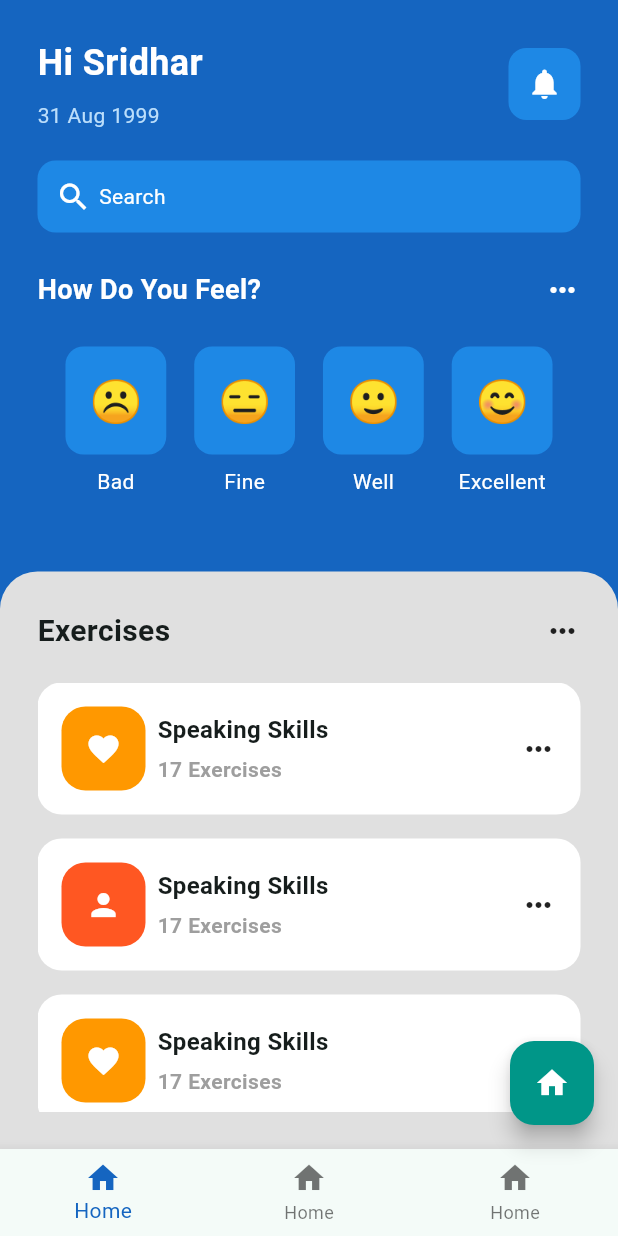
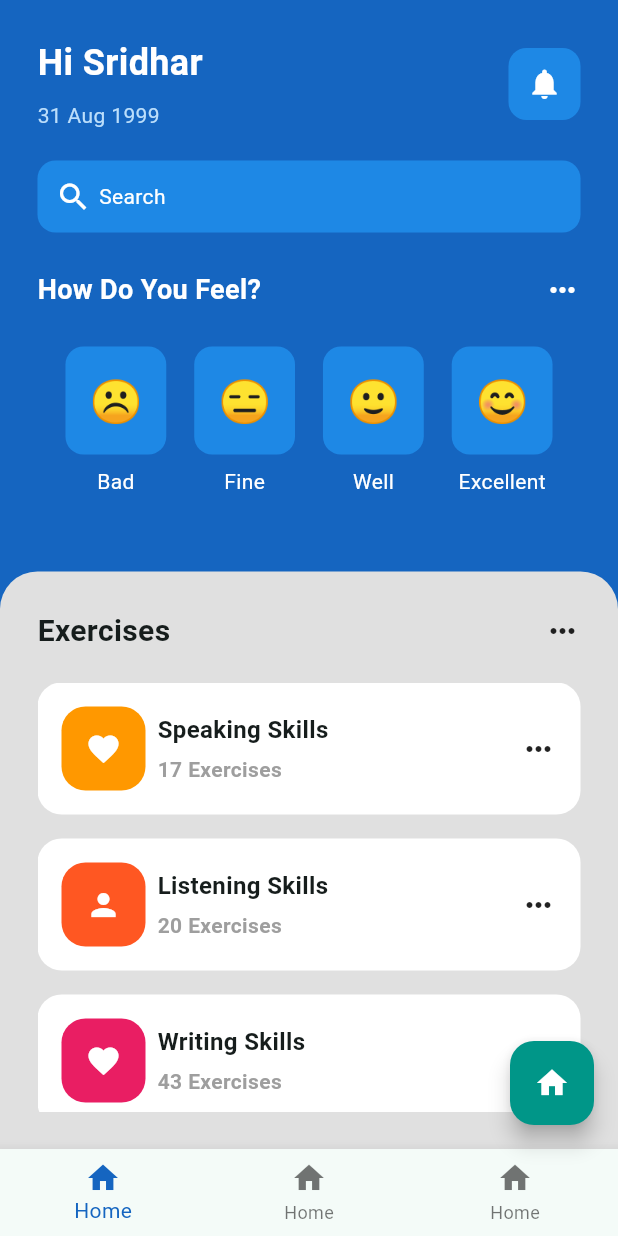
Before and after one commit to Sridharvn/flutter_ui_learning_showcase, a Flutter app: the MentalHealthAppHomeUi screen opened by its route, on a phone screen of 412 x 824 dp. Run offline on Flutter 3.47's test engine with Material 3 defaults, Android fonts, the phone set to English and light mode, and no system bars; our stand-ins replace go_router.

Commit message:
Updated text in the list tile

```diff
--- a/lib/pages/mental_health_app_ui/mental_health_app_home_ui.dart
+++ b/lib/pages/mental_health_app_ui/mental_health_app_home_ui.dart
@@ -187,15 +187,15 @@ class _MentalHealthAppHomeUiState extends State<MentalHealthAppHomeUi> {
                         ),
                         ExerciseTile(
                           icon: Icons.person,
-                          exerciseName: "Speaking Skills",
-                          numberOfExercises: "17",
+                          exerciseName: "Listening Skills",
+                          numberOfExercises: "20",
                           Color: Colors.deepOrange,
                         ),
                         ExerciseTile(
                           icon: Icons.favorite,
-                          exerciseName: "Speaking Skills",
-                          numberOfExercises: "17",
-                          Color: Colors.orange,
+                          exerciseName: "Writing Skills",
+                          numberOfExercises: "43",
+                          Color: Colors.pink,
                         ),
                       ]))
                     ],
```
